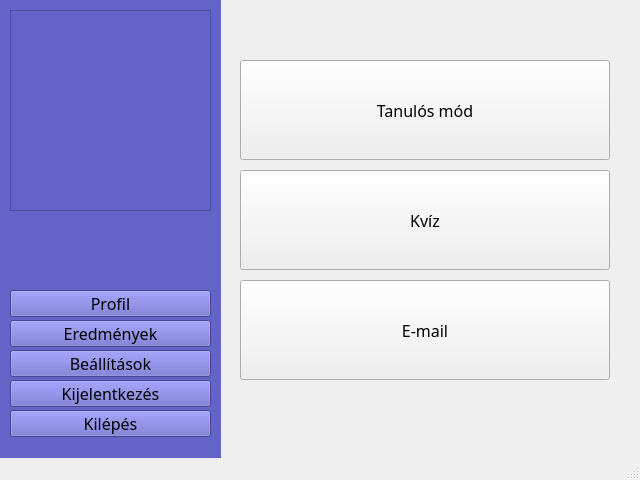
Above: src/main/resources/ui/default/mainWindow.ui from pkristof1999/Szakdolgozat before the change. Below: the same form after it.
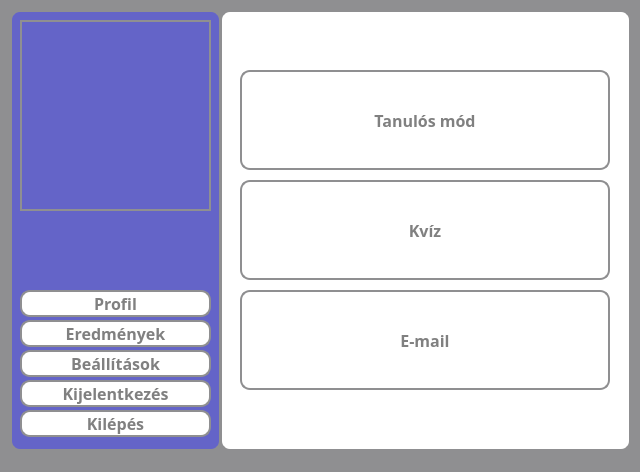
That is the form after the change.

Commit message: Stílusok módosítása

The edit to the form file:
```diff
--- a/src/main/resources/ui/default/mainWindow.ui
+++ b/src/main/resources/ui/default/mainWindow.ui
@@ -7,27 +7,36 @@
     <x>0</x>
     <y>0</y>
     <width>640</width>
-    <height>480</height>
+    <height>472</height>
    </rect>
   </property>
   <property name="windowTitle">
    <string>MainWindow</string>
   </property>
   <property name="styleSheet">
-   <string notr="true"/>
+   <string notr="true">* {
+	background-color: #8f8f91;
+}</string>
   </property>
   <widget class="QWidget" name="centralwidget">
    <widget class="QWidget" name="widget" native="true">
     <property name="geometry">
      <rect>
       <x>220</x>
-      <y>0</y>
+      <y>10</y>
       <width>411</width>
-      <height>461</height>
+      <height>441</height>
      </rect>
     </property>
     <property name="styleSheet">
-     <string notr="true"/>
+     <string notr="true">* {
+	background-color: white;
+    border: 2px solid #8f8f91;
+    border-radius: 10px;
+    color: white;
+    font-size: 16px;
+    font-weight: bold;
+}</string>
     </property>
     <widget class="QPushButton" name="learningGameButton">
      <property name="geometry">
@@ -41,9 +50,21 @@
      <property name="font">
       <font>
        <family>Corbel</family>
-       <pointsize>12</pointsize>
+       <pointsize>-1</pointsize>
+       <bold>true</bold>
       </font>
      </property>
+     <property name="styleSheet">
+      <string notr="true">* {
+	background-color: white;
+	color: grey;
+}
+
+*:hover {
+	background-color: rgb(120, 120, 220);
+	color: white;
+}</string>
+     </property>
      <property name="text">
       <string>Tanulós mód</string>
      </property>
@@ -60,9 +81,21 @@
      <property name="font">
       <font>
        <family>Corbel</family>
-       <pointsize>12</pointsize>
+       <pointsize>-1</pointsize>
+       <bold>true</bold>
       </font>
      </property>
+     <property name="styleSheet">
+      <string notr="true">* {
+	background-color: white;
+	color: grey;
+}
+
+*:hover {
+	background-color: rgb(120, 120, 220);
+	color: white;
+}</string>
+     </property>
      <property name="text">
       <string>Kvíz</string>
      </property>
@@ -79,9 +112,21 @@
      <property name="font">
       <font>
        <family>Corbel</family>
-       <pointsize>12</pointsize>
+       <pointsize>-1</pointsize>
+       <bold>true</bold>
       </font>
      </property>
+     <property name="styleSheet">
+      <string notr="true">* {
+	background-color: white;
+	color: grey;
+}
+
+*:hover {
+	background-color: rgb(120, 120, 220);
+	color: white;
+}</string>
+     </property>
      <property name="text">
       <string>E-mail</string>
      </property>
@@ -90,24 +135,34 @@
    <widget class="QWidget" name="widget_2" native="true">
     <property name="geometry">
      <rect>
-      <x>0</x>
-      <y>0</y>
-      <width>221</width>
-      <height>461</height>
+      <x>10</x>
+      <y>10</y>
+      <width>211</width>
+      <height>441</height>
      </rect>
     </property>
     <property name="styleSheet">
-     <string notr="true">background-color: rgb(100, 100, 200);</string>
+     <string notr="true">* {
+	background-color: rgb(100, 100, 200);
+	border: 2px solid #8f8f91;
+	border-radius: 10px;
+	color: white;
+	font-size: 16px;
+	font-weight: bold;
+}</string>
     </property>
     <widget class="QFrame" name="profilePicture">
      <property name="geometry">
       <rect>
        <x>10</x>
        <y>10</y>
-       <width>201</width>
-       <height>201</height>
+       <width>191</width>
+       <height>191</height>
       </rect>
      </property>
+     <property name="styleSheet">
+      <string notr="true">border-radius: 0px;</string>
+     </property>
      <property name="frameShape">
       <enum>QFrame::StyledPanel</enum>
      </property>
@@ -119,17 +174,29 @@
      <property name="geometry">
       <rect>
        <x>10</x>
-       <y>320</y>
-       <width>201</width>
+       <y>310</y>
+       <width>191</width>
        <height>27</height>
       </rect>
      </property>
      <property name="font">
       <font>
        <family>Corbel</family>
-       <pointsize>12</pointsize>
+       <pointsize>-1</pointsize>
+       <bold>true</bold>
       </font>
      </property>
+     <property name="styleSheet">
+      <string notr="true">* {
+	background-color: white;
+	color: grey;
+}
+
+*:hover {
+	background-color: rgb(120, 120, 220);
+	color: white;
+}</string>
+     </property>
      <property name="text">
       <string>Eredmények</string>
      </property>
@@ -138,17 +205,29 @@
      <property name="geometry">
       <rect>
        <x>10</x>
-       <y>350</y>
-       <width>201</width>
+       <y>340</y>
+       <width>191</width>
        <height>27</height>
       </rect>
      </property>
      <property name="font">
       <font>
        <family>Corbel</family>
-       <pointsize>12</pointsize>
+       <pointsize>-1</pointsize>
+       <bold>true</bold>
       </font>
      </property>
+     <property name="styleSheet">
+      <string notr="true">* {
+	background-color: white;
+	color: grey;
+}
+
+*:hover {
+	background-color: rgb(120, 120, 220);
+	color: white;
+}</string>
+     </property>
      <property name="text">
       <string>Beállítások</string>
      </property>
@@ -157,17 +236,29 @@
      <property name="geometry">
       <rect>
        <x>10</x>
-       <y>380</y>
-       <width>201</width>
+       <y>370</y>
+       <width>191</width>
        <height>27</height>
       </rect>
      </property>
      <property name="font">
       <font>
        <family>Corbel</family>
-       <pointsize>12</pointsize>
+       <pointsize>-1</pointsize>
+       <bold>true</bold>
       </font>
      </property>
+     <property name="styleSheet">
+      <string notr="true">* {
+	background-color: white;
+	color: grey;
+}
+
+*:hover {
+	background-color: rgb(120, 120, 220);
+	color: white;
+}</string>
+     </property>
      <property name="text">
       <string>Kijelentkezés</string>
      </property>
@@ -176,17 +267,29 @@
      <property name="geometry">
       <rect>
        <x>10</x>
-       <y>410</y>
-       <width>201</width>
+       <y>400</y>
+       <width>191</width>
        <height>27</height>
       </rect>
      </property>
      <property name="font">
       <font>
        <family>Corbel</family>
-       <pointsize>12</pointsize>
+       <pointsize>-1</pointsize>
+       <bold>true</bold>
       </font>
      </property>
+     <property name="styleSheet">
+      <string notr="true">* {
+	background-color: white;
+	color: grey;
+}
+
+*:hover {
+	background-color: rgb(120, 120, 220);
+	color: white;
+}</string>
+     </property>
      <property name="text">
       <string>Kilépés</string>
      </property>
@@ -195,17 +298,29 @@
      <property name="geometry">
       <rect>
        <x>10</x>
-       <y>290</y>
-       <width>201</width>
+       <y>280</y>
+       <width>191</width>
        <height>27</height>
       </rect>
      </property>
      <property name="font">
       <font>
        <family>Corbel</family>
-       <pointsize>12</pointsize>
+       <pointsize>-1</pointsize>
+       <bold>true</bold>
       </font>
      </property>
+     <property name="styleSheet">
+      <string notr="true">* {
+	background-color: white;
+	color: grey;
+}
+
+*:hover {
+	background-color: rgb(120, 120, 220);
+	color: white;
+}</string>
+     </property>
      <property name="text">
       <string>Profil</string>
      </property>
@@ -215,13 +330,16 @@
       <rect>
        <x>10</x>
        <y>220</y>
-       <width>201</width>
+       <width>191</width>
        <height>41</height>
       </rect>
      </property>
-     <property name="text">
-      <string/>
+     <property name="styleSheet">
+      <string notr="true">border-style: none; color: white;</string>
      </property>
+     <property name="alignment">
+     <set>Qt::AlignCenter</set>
+    </property>
     </widget>
    </widget>
   </widget>
```
The commit also changes 1 other file.
